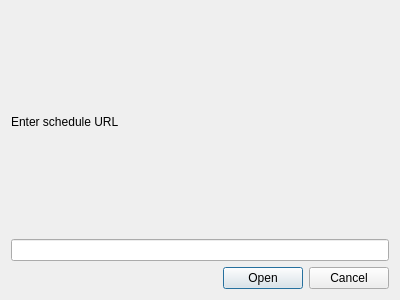
Above: src/gui/urlinputdialog.ui from edulix/confclerk before the change. Below: the same form after it.
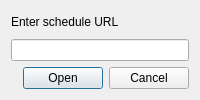
That is the form after the change.

Patch:
```diff
--- a/src/gui/urlinputdialog.ui
+++ b/src/gui/urlinputdialog.ui
@@ -2,13 +2,11 @@
 <ui version="4.0">
  <class>UrlInputDialog</class>
  <widget class="QDialog" name="UrlInputDialog">
-  <property name="geometry">
-   <rect>
-    <x>0</x>
-    <y>0</y>
-    <width>400</width>
-    <height>300</height>
-   </rect>
+  <property name="sizePolicy">
+   <sizepolicy hsizetype="Preferred" vsizetype="MinimumExpanding">
+    <horstretch>0</horstretch>
+    <verstretch>0</verstretch>
+   </sizepolicy>
   </property>
   <property name="windowTitle">
    <string>URL Input</string>
```
